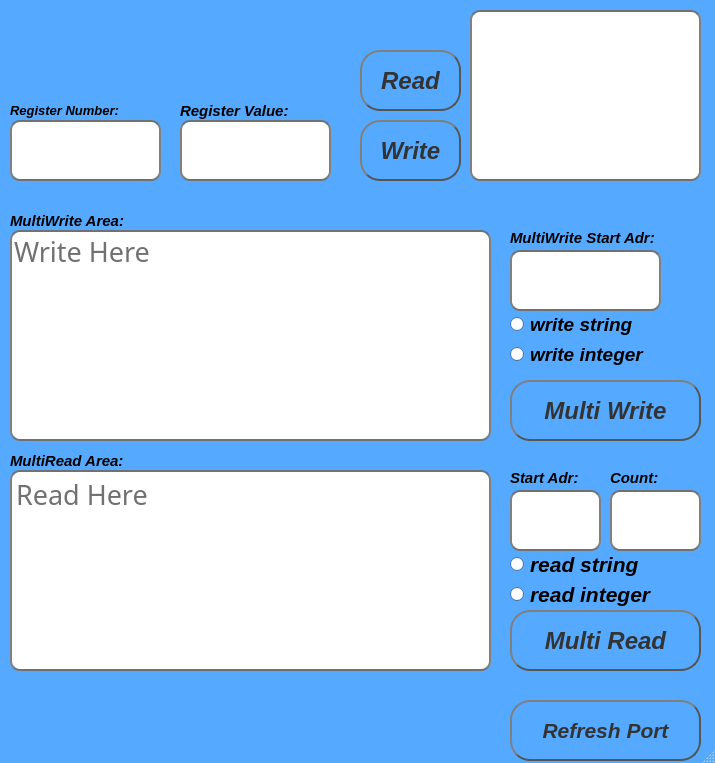
Qt form design.ui (erenakyol09/modbus_rtu_programming) before a commit.
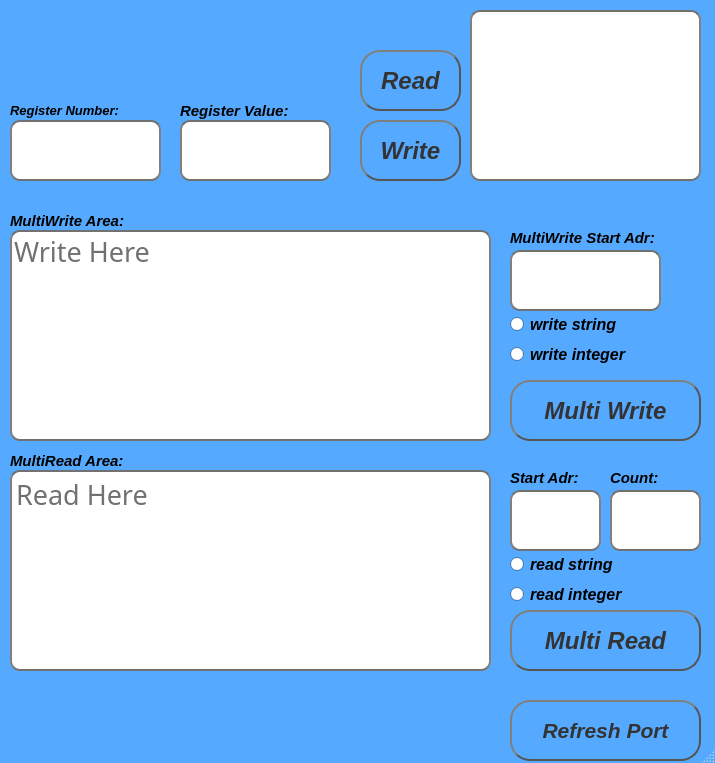
The same form after that commit.

Commit message: radio buton init düzenlendi.

What changed in the file:
```diff
--- a/design.ui
+++ b/design.ui
@@ -1348,7 +1348,7 @@
    </property>
    <property name="font">
     <font>
-     <pointsize>14</pointsize>
+     <pointsize>12</pointsize>
      <weight>75</weight>
      <italic>true</italic>
      <bold>true</bold>
@@ -1372,7 +1372,7 @@
    </property>
    <property name="font">
     <font>
-     <pointsize>14</pointsize>
+     <pointsize>12</pointsize>
      <weight>75</weight>
      <italic>true</italic>
      <bold>true</bold>
@@ -1466,7 +1466,7 @@
    </property>
    <property name="font">
     <font>
-     <pointsize>16</pointsize>
+     <pointsize>12</pointsize>
      <weight>75</weight>
      <italic>true</italic>
      <bold>true</bold>
@@ -1490,7 +1490,7 @@
    </property>
    <property name="font">
     <font>
-     <pointsize>16</pointsize>
+     <pointsize>12</pointsize>
      <weight>75</weight>
      <italic>true</italic>
      <bold>true</bold>
```
The commit also changes 1 other file.
